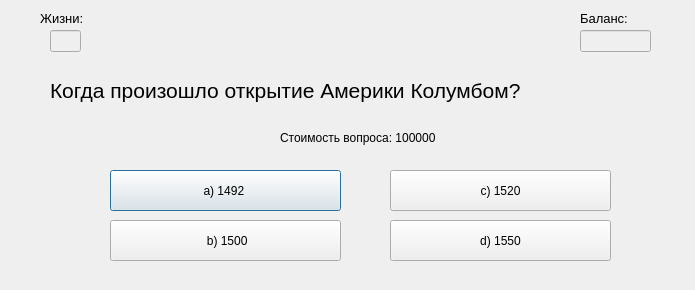
Qt form ui_ui_files/question_window11_ui.ui (DelZeiT/How_to_become_a_millionaire) before a commit.
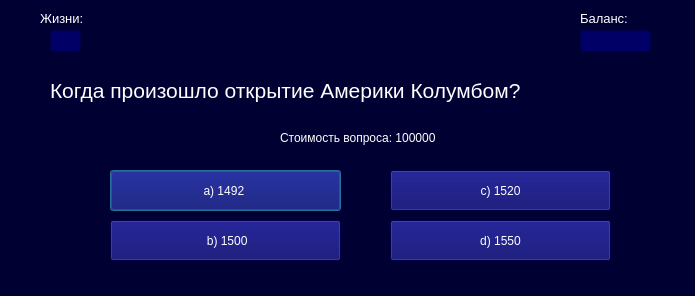
The same form after that commit.

Patch:
```diff
--- a/ui_ui_files/question_window11_ui.ui
+++ b/ui_ui_files/question_window11_ui.ui
@@ -7,12 +7,27 @@
     <x>0</x>
     <y>0</y>
     <width>695</width>
-    <height>290</height>
+    <height>296</height>
    </rect>
   </property>
+  <property name="minimumSize">
+   <size>
+    <width>695</width>
+    <height>296</height>
+   </size>
+  </property>
+  <property name="maximumSize">
+   <size>
+    <width>695</width>
+    <height>296</height>
+   </size>
+  </property>
   <property name="windowTitle">
    <string>Вопрос №11</string>
   </property>
+  <property name="styleSheet">
+   <string notr="true">background-color: #000033;</string>
+  </property>
   <widget class="QLabel" name="label_2">
    <property name="geometry">
     <rect>
@@ -27,6 +42,9 @@
      <pointsize>10</pointsize>
     </font>
    </property>
+   <property name="styleSheet">
+    <string notr="true">color: white</string>
+   </property>
    <property name="text">
     <string>Жизни:</string>
    </property>
@@ -43,6 +61,9 @@
      <height>22</height>
     </rect>
    </property>
+   <property name="styleSheet">
+    <string notr="true">background-color: #000066; color: white</string>
+   </property>
    <property name="text">
     <string/>
    </property>
@@ -61,6 +82,9 @@
      <pointsize>10</pointsize>
     </font>
    </property>
+   <property name="styleSheet">
+    <string notr="true">color: white</string>
+   </property>
    <property name="text">
     <string>Баланс:</string>
    </property>
@@ -77,6 +101,9 @@
      <height>22</height>
     </rect>
    </property>
+   <property name="styleSheet">
+    <string notr="true">background-color: #000066; color: white</string>
+   </property>
    <property name="text">
     <string/>
    </property>
@@ -95,6 +122,9 @@
      <pointsize>16</pointsize>
     </font>
    </property>
+   <property name="styleSheet">
+    <string notr="true">color: white</string>
+   </property>
    <property name="text">
     <string>Когда произошло открытие Америки Колумбом? </string>
    </property>
@@ -108,6 +138,9 @@
      <height>16</height>
     </rect>
    </property>
+   <property name="styleSheet">
+    <string notr="true">color: white</string>
+   </property>
    <property name="text">
     <string>Стоимость вопроса: 100000</string>
    </property>
@@ -121,6 +154,9 @@
      <height>41</height>
     </rect>
    </property>
+   <property name="styleSheet">
+    <string notr="true">background-color: #000066; color: white</string>
+   </property>
    <property name="text">
     <string>a) 1492 </string>
    </property>
@@ -134,6 +170,9 @@
      <height>41</height>
     </rect>
    </property>
+   <property name="styleSheet">
+    <string notr="true">background-color: #000066; color: white</string>
+   </property>
    <property name="text">
     <string> b) 1500</string>
    </property>
@@ -147,6 +186,9 @@
      <height>41</height>
     </rect>
    </property>
+   <property name="styleSheet">
+    <string notr="true">background-color: #000066; color: white</string>
+   </property>
    <property name="text">
     <string>c) 1520</string>
    </property>
@@ -160,6 +202,9 @@
      <height>41</height>
     </rect>
    </property>
+   <property name="styleSheet">
+    <string notr="true">background-color: #000066; color: white</string>
+   </property>
    <property name="text">
     <string>d) 1550</string>
    </property>
```
